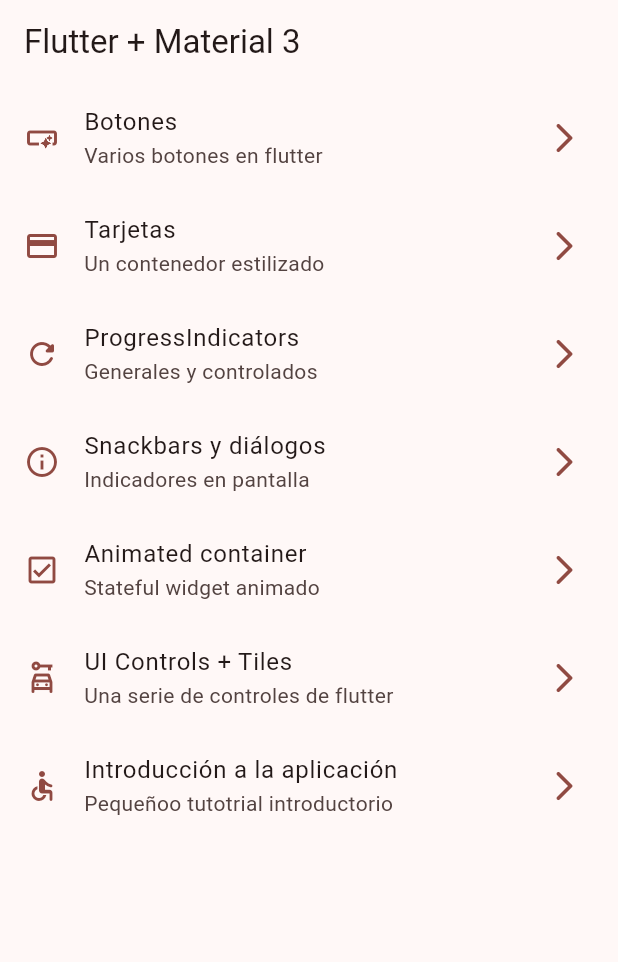
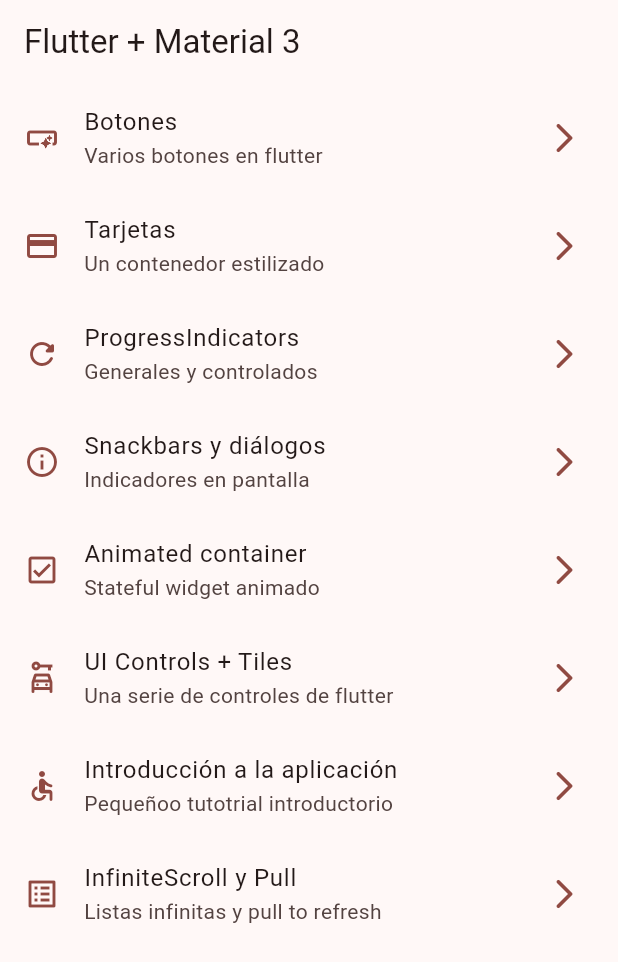
Before and after one commit to AlexhHr23/widgets_app, a Flutter app: the screen it shows after launch, on a phone screen of 412 x 824 dp. Shown: the top 962 px of the screen. Run offline on Flutter 3.47's test engine with Material 3 defaults, Android fonts, the phone set to English and light mode, and no system bars; our stand-ins replace animate_do, go_router.

Commit message:
Infinite Scroll- Inicio

```diff
--- a/lib/config/menu/menu_items.dart
+++ b/lib/config/menu/menu_items.dart
@@ -57,4 +57,10 @@ const appMenuItems = <MenuItem>[
     link: '/tutorial',
     icon: Icons.accessible_rounded
   ),
+  MenuItem(
+    title: 'InfiniteScroll y Pull',
+    subTitle: 'Listas infinitas y pull to refresh',
+    link: '/infinite',
+    icon: Icons.list_alt_outlined
+  ),
 ];
--- a/lib/config/router/app_router.dart
+++ b/lib/config/router/app_router.dart
@@ -45,5 +45,10 @@ final appRouter = GoRouter(
       name: AppTutorialScreen.name,
       builder: (context, state) => const AppTutorialScreen(),
     ),
+    GoRoute(
+      path: '/infinite',
+      name: InfiniteScrollScreen.name,
+      builder: (context, state) => const InfiniteScrollScreen(),
+    ),
   ],
 );
```
Also changed, not shown: lib/presentation/screens/infinite_scoll/infinite_scroll_screen.dart (+34 -2 lines).
